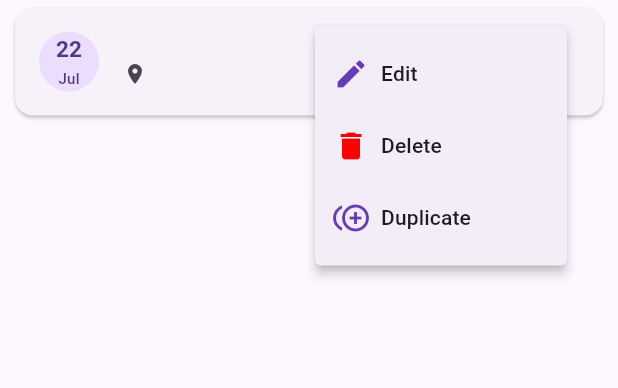
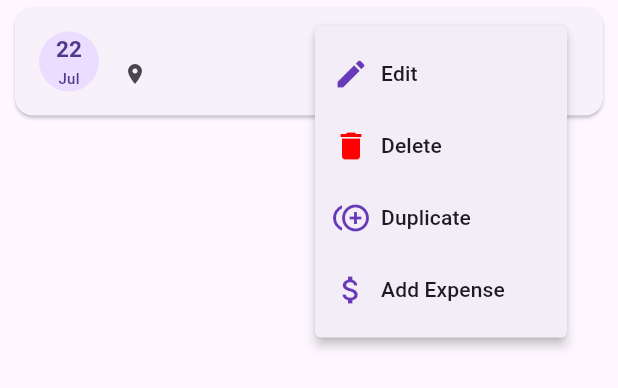
Before and after one commit to meraj15/booking_app, a Flutter app: the BookingItem widget shown alone on an empty page, opened directly with empty values, after a tap on the "more vert" icon, on a phone screen of 412 x 824 dp. Shown: the top 388 px of the screen. Run offline on Flutter 3.47's test engine with Material 3 defaults, Android fonts, the phone set to English and light mode, and no system bars; our stand-ins replace cloud_firestore, firebase_core, google_sign_in, pdf, printing, speech_to_text; accounts and stored records are empty.

Commit message:
add expense by booking popup menu item

```diff
--- a/lib/view/expenses_screen.dart
+++ b/lib/view/expenses_screen.dart
@@ -90,7 +90,7 @@ class _BookingExpensesScreenState extends State<BookingExpensesScreen> {
   Future<void> _showExpensesDialog(BuildContext context) async {
     await showDialog(
       context: context,
-      builder: (context) => const ExpensesDialog(),
+      builder: (context) =>  ExpensesDialog(),
     );
   }
 
--- a/lib/widgets/booking_item.dart
+++ b/lib/widgets/booking_item.dart
@@ -1,5 +1,6 @@
 import 'package:booking_app/constant/app_color.dart';
 import 'package:booking_app/view_models/booking_view_model.dart';
+import 'package:booking_app/widgets/expenses.dialog.dart';
 import 'package:flutter/material.dart';
 import 'package:intl/intl.dart';
 import 'package:provider/provider.dart';
@@ -99,6 +100,11 @@ class BookingItem extends StatelessWidget {
                 builder:
                     (_) => BookingDialog(booking: booking, isDuplicate: true),
               );
+            } else if (value == 'add_expense') {
+              showDialog(
+                context: context,
+                builder: (context) =>  ExpensesDialog(),
+              );
             }
           },
           itemBuilder:
@@ -136,6 +142,16 @@ class BookingItem extends StatelessWidget {
                     ],
                   ),
                 ),
+                const PopupMenuItem<String>(
+                  value: 'add_expense',
+                  child: Row(
+                    children: [
+                      Icon(Icons.attach_money, color: AppColor.primary),
+                      SizedBox(width: 8),
+                      Text('Add Expense'),
+                    ],
+                  ),
+                ),
               ],
         ),
       ),
--- a/lib/widgets/expenses.dialog.dart
+++ b/lib/widgets/expenses.dialog.dart
@@ -3,7 +3,7 @@ import 'package:booking_app/models/expenses.dart';
 import 'package:booking_app/view_models/expenses_view_model.dart';
 import 'package:booking_app/widgets/text_field.dart';
 import 'package:flutter/material.dart';
-import 'package:flutter/services.dart'; // For inputFormatters
+import 'package:flutter/services.dart';
 import 'package:intl/intl.dart';
 import 'package:provider/provider.dart';
 import 'package:speech_to_text/speech_to_text.dart' as stt;
@@ -14,6 +14,7 @@ class ExpensesDialog extends StatefulWidget {
   const ExpensesDialog({super.key, this.expense});
 
   @override
+  // ignore: library_private_types_in_public_api
   _ExpensesDialogState createState() => _ExpensesDialogState();
 }
 
@@ -45,7 +46,7 @@ class _ExpensesDialogState extends State<ExpensesDialog> {
       text: _toDate != null ? _dateFormat.format(_toDate!) : '',
     );
     _priceController = TextEditingController(
-      text: widget.expense?.price.toInt().toString() ?? '', // Convert to int
+      text: widget.expense?.price.toInt().toString() ?? '',
     );
     debugPrint(
       'ExpensesDialog initialized with fromDate: ${_fromDateController.text}, '
@@ -155,7 +156,7 @@ class _ExpensesDialogState extends State<ExpensesDialog> {
       final viewModel = context.read<ExpensesViewModel>();
       final newExpense = Expenses(
         id: widget.expense?.id ?? '',
-        price: price.toDouble(), // Store as int
+        price: price.toDouble(),
         fromDate: _fromDate!,
         toDate: _toDate,
       );
```
